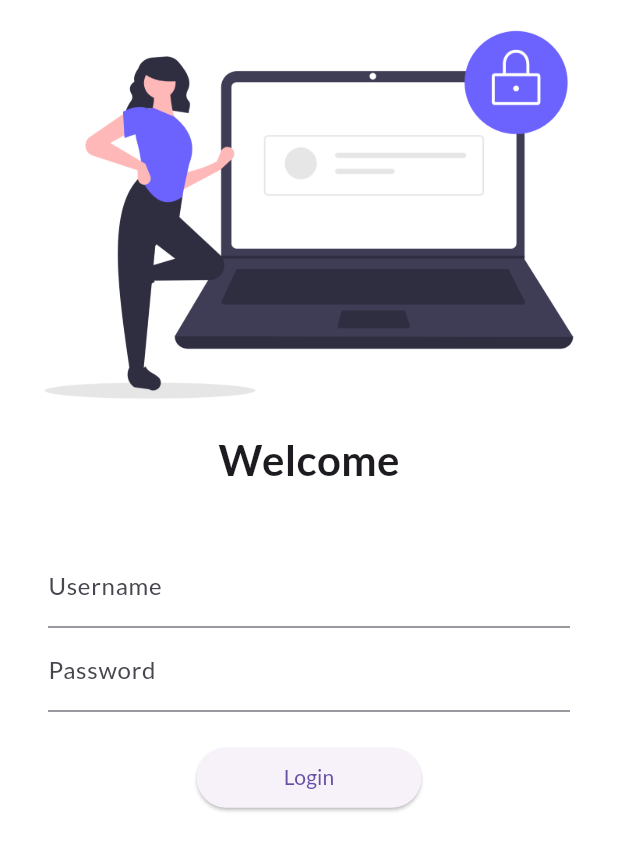
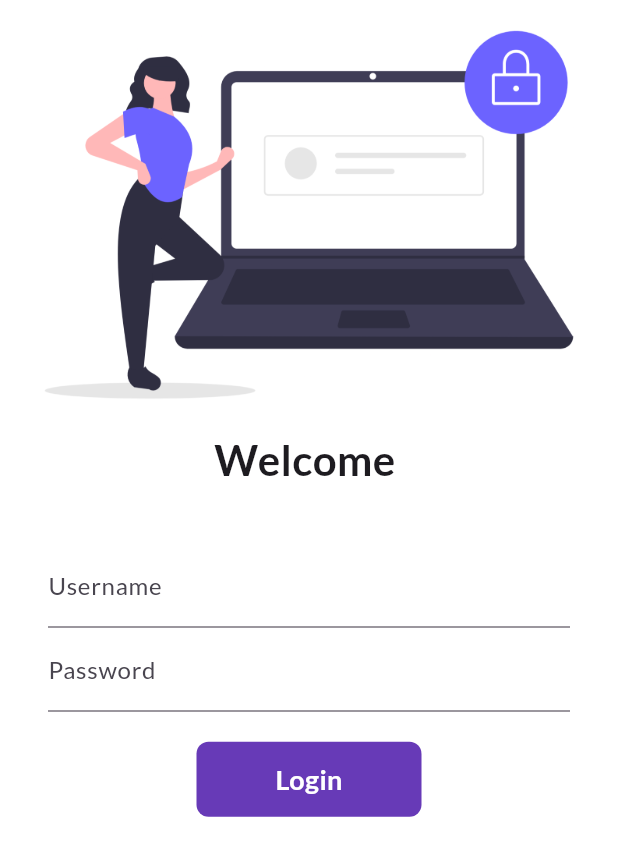
Before and after one commit to xeyynon/Flutter, a Flutter app: the screen it shows after launch, on a phone screen of 412 x 824 dp. Shown: the top 856 px of the screen. Run offline on Flutter 3.47's test engine with Material 3 defaults, Android fonts, the phone set to English and light mode, and no system bars; our stand-ins replace google_fonts.

Commit message:
day 6 completed

```diff
--- a/lib/main.dart
+++ b/lib/main.dart
@@ -21,9 +21,9 @@ class MyApp extends StatelessWidget {
       darkTheme: ThemeData(brightness: Brightness.dark),
       initialRoute: "/",
       routes: {
-        "/": (context) => const loginPage(),
+        "/": (context) => const LoginPage(),
         MyRoutes.homeRoute: (context) => const HomePage(),
-        MyRoutes.loginRoute: (context) => const loginPage(),
+        MyRoutes.loginRoute: (context) => const LoginPage(),
       },
     );
   }
--- a/lib/pages/login_page.dart
+++ b/lib/pages/login_page.dart
@@ -1,8 +1,16 @@
 import 'package:flutter/material.dart';
 import 'package:flutter_catalog/pages/utils/routes.dart';
 
-class loginPage extends StatelessWidget {
-  const loginPage({super.key});
+class LoginPage extends StatefulWidget {
+  const LoginPage({super.key});
+
+  @override
+  State<LoginPage> createState() => _LoginPageState();
+}
+
+class _LoginPageState extends State<LoginPage> {
+  String name = "";
+  bool changeButton = false;
 
   @override
   Widget build(BuildContext context) {
@@ -17,43 +25,80 @@ class loginPage extends StatelessWidget {
                 return const Text("Failed to load image");
               },
             ),
-            const Text(
-              "Welcome",
-              style: TextStyle(
+            Text(
+              "Welcome $name",
+              style: const TextStyle(
                 fontSize: 28,
                 fontWeight: FontWeight.bold,
               ),
             ),
-            SizedBox(
-              height: 20.0,
-            ),
+            const SizedBox(height: 20.0),
             Padding(
               padding:
                   const EdgeInsets.symmetric(vertical: 16.0, horizontal: 32.0),
               child: Column(
                 children: [
                   TextFormField(
-                    decoration: InputDecoration(
+                    decoration: const InputDecoration(
                       hintText: "Enter Username",
                       labelText: "Username",
                     ),
+                    onChanged: (value) {
+                      setState(() {
+                        name = value;
+                      });
+                    },
                   ),
                   TextFormField(
                     obscureText: true,
-                    decoration: InputDecoration(
+                    decoration: const InputDecoration(
                       hintText: "Enter Password",
                       labelText: "Password",
                     ),
                   ),
-                  SizedBox(
-                    height: 20.0,
+                  const SizedBox(height: 20.0),
+
+                  InkWell(
+                    onTap: () async {
+                      setState(() {
+                        changeButton = true;
+                      });
+
+                      await Future.delayed(Duration(seconds: 1));
+                      Navigator.pushNamed(context, MyRoutes.homeRoute);
+                    },
+                    child: AnimatedContainer(
+                      duration: Duration(seconds: 1),
+                      width: changeButton ? 50 : 150,
+                      height: 50,
+                      alignment: Alignment.center,
+                      decoration: BoxDecoration(
+                          borderRadius:
+                              BorderRadius.circular(changeButton ? 50 : 8),
+                          color: Colors.deepPurple),
+                      child: changeButton
+                          ? Icon(
+                              Icons.done,
+                              color: Colors.white,
+                            )
+                          : Text(
+                              "Login",
+                              style: TextStyle(
+                                  color: Colors.white,
+                                  fontWeight: FontWeight.bold,
+                                  fontSize: 18),
+                            ),
+                    ),
                   ),
-                  ElevatedButton(
-                      child: Text("Login"),
-                      style: TextButton.styleFrom(minimumSize: Size(150, 40)),
-                      onPressed: () {
-                        Navigator.pushNamed(context, MyRoutes.homeRoute);
-                      })
+                  // ElevatedButton(
+                  //   style: ElevatedButton.styleFrom(
+                  //     minimumSize: const Size(150, 40),
+                  //   ),
+                  //   onPressed: () {
+                  //     Navigator.pushNamed(context, MyRoutes.homeRoute);
+                  //   },
+                  //   child: const Text("Login"), //
+                  // ),
                 ],
               ),
             )
```
Also changed, not shown: lib/ggg.dart (deleted, +0 -128 lines), lib/pages/home_page.dart (+6 -6 lines).
